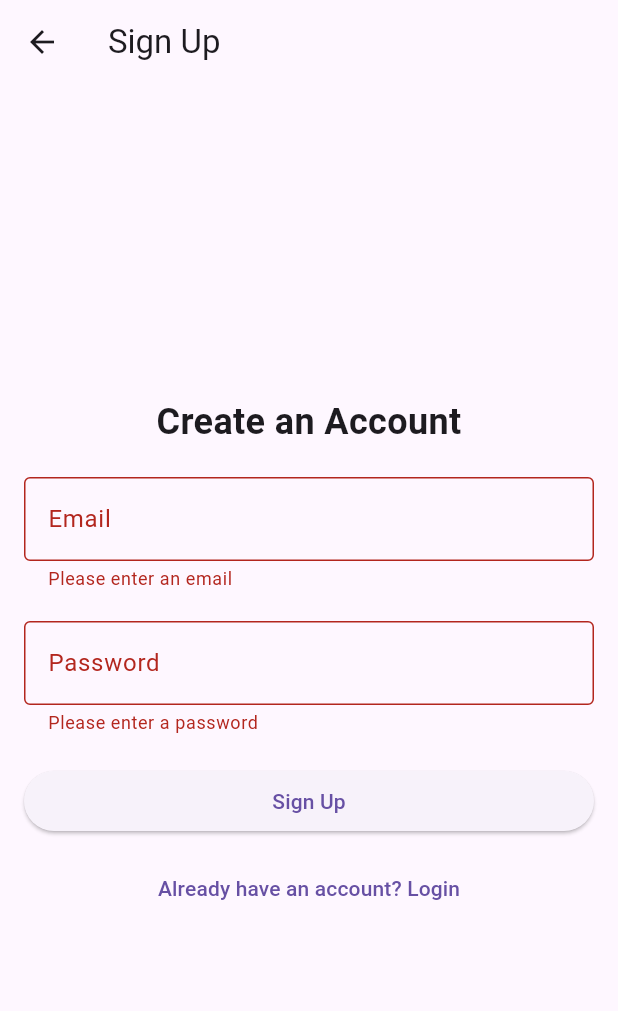
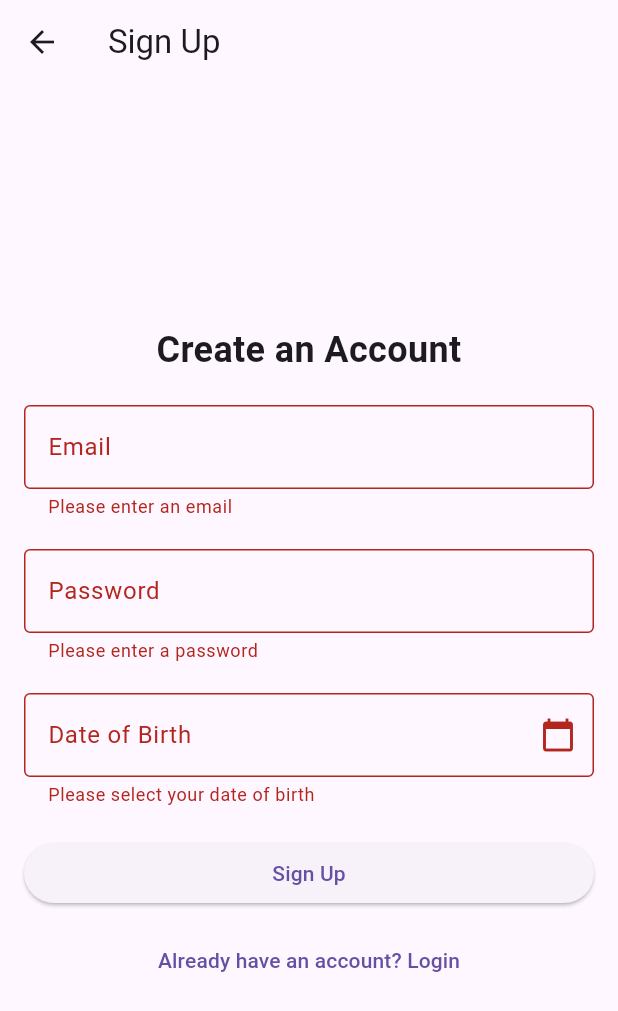
Before and after one commit to BasharMOhamed/Flutter-app-project, a Flutter app: the SignUpPage screen opened directly, after a tap on "Sign Up", on a phone screen of 412 x 824 dp. Shown: the top 1011 px of the screen. Run offline on Flutter 3.47's test engine with Material 3 defaults, Android fonts, the phone set to English and light mode, and no system bars; our stand-ins replace firebase_auth, firebase_core, firebase_database; accounts and stored records are empty.

Commit message:
Adding date input with a calendar

```diff
--- a/lib/signUp.dart
+++ b/lib/signUp.dart
@@ -12,6 +12,7 @@ class SignUpPageState extends State<SignUpPage> {
   final formKey = GlobalKey<FormState>();
   final TextEditingController emailController = TextEditingController();
   final TextEditingController passwordController = TextEditingController();
+  TextEditingController _dateController = TextEditingController();
   bool isloading = false;
 
   final FirebaseAuth auth = FirebaseAuth.instance;
@@ -35,7 +36,8 @@ class SignUpPageState extends State<SignUpPage> {
             'email': user.email,
             'id': user.uid,
             'shoppingCart': [],
-            'isadmin': false
+            'isadmin': false,
+            'birthDay': _dateController.text.trim()
           });
         }
         setState(() {
@@ -70,6 +72,34 @@ class SignUpPageState extends State<SignUpPage> {
           SnackBar(content: Text(message)),
         );
       }
+    }
+  }
+
+  // For the date picker
+
+  // @override
+  // void dispose() {
+  //   _dateController.dispose();
+  //   super.dispose();
+  // }
+
+  Future<void> _selectDate(BuildContext context) async {
+    DateTime? pickedDate = await showDatePicker(
+      context: context,
+      initialDate: DateTime.now(), // Default date
+      firstDate: DateTime(1900), // Earliest selectable date
+      lastDate: DateTime.now(), // Latest selectable date
+    );
+
+    if (pickedDate != null) {
+      // Format the date (optional)
+      String formattedDate =
+          "${pickedDate.year}-${pickedDate.month.toString().padLeft(2, '0')}-${pickedDate.day.toString().padLeft(2, '0')}";
+      print(formattedDate);
+
+      setState(() {
+        _dateController.text = formattedDate;
+      });
     }
   }
 
@@ -126,7 +156,25 @@ class SignUpPageState extends State<SignUpPage> {
                       }
                       return null;
                     },
+                  ), // the date input
+                  SizedBox(height: 20),
+                  TextFormField(
+                    controller: _dateController,
+                    readOnly: true, // Makes the field non-editable
+                    decoration: InputDecoration(
+                      labelText: "Date of Birth",
+                      suffixIcon: Icon(Icons.calendar_today),
+                      border: OutlineInputBorder(),
+                    ),
+                    onTap: () => _selectDate(context),
+                    validator: (value) {
+                      if (value == null || value.isEmpty) {
+                        return 'Please select your date of birth';
+                      }
+                      return null;
+                    },
                   ),
+                  ////////////////////////////////////////////////
                   SizedBox(height: 20),
                   isloading
                       ? Center(child: CircularProgressIndicator())
@@ -165,6 +213,9 @@ class SignUpPageState extends State<SignUpPage> {
   void dispose() {
     emailController.dispose();
     passwordController.dispose();
+
+    //date
+    _dateController.dispose();
     super.dispose();
   }
 }
```
